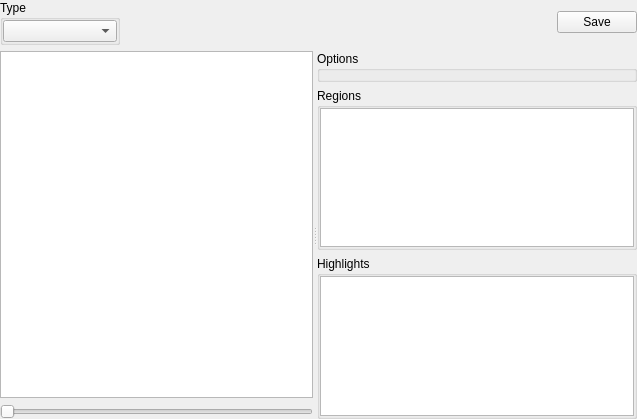
Before: the Qt Designer form xvisualizationwidget.ui in horsicq/XVisualizationWidget, drawn with Qt 5.
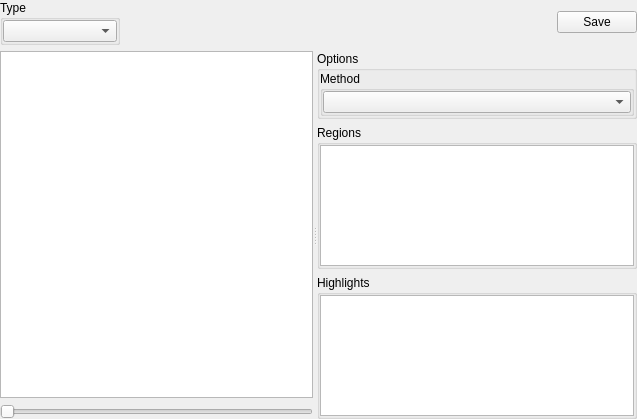
After: the same form once the commit is applied.

What changed in the file:
```diff
--- a/xvisualizationwidget.ui
+++ b/xvisualizationwidget.ui
@@ -85,7 +85,7 @@
      <property name="orientation">
       <enum>Qt::Horizontal</enum>
      </property>
-     <widget class="QWidget" name="">
+     <widget class="QWidget" name="layoutWidget">
       <layout class="QVBoxLayout" name="verticalLayout_3">
        <item>
         <widget class="QGraphicsView" name="graphicsViewResult">
@@ -106,13 +106,57 @@
        </item>
       </layout>
      </widget>
-     <widget class="QWidget" name="">
+     <widget class="QWidget" name="layoutWidget">
       <layout class="QVBoxLayout" name="verticalLayout_2">
        <item>
         <widget class="QGroupBox" name="groupBoxOptions">
          <property name="title">
           <string>Options</string>
          </property>
+         <layout class="QVBoxLayout" name="verticalLayout_8">
+          <property name="leftMargin">
+           <number>0</number>
+          </property>
+          <property name="topMargin">
+           <number>0</number>
+          </property>
+          <property name="rightMargin">
+           <number>0</number>
+          </property>
+          <property name="bottomMargin">
+           <number>0</number>
+          </property>
+          <item>
+           <widget class="QGroupBox" name="groupBoxMethod">
+            <property name="minimumSize">
+             <size>
+              <width>120</width>
+              <height>0</height>
+             </size>
+            </property>
+            <property name="title">
+             <string>Method</string>
+            </property>
+            <layout class="QVBoxLayout" name="verticalLayout_7">
+             <property name="leftMargin">
+              <number>0</number>
+             </property>
+             <property name="topMargin">
+              <number>0</number>
+             </property>
+             <property name="rightMargin">
+              <number>0</number>
+             </property>
+             <property name="bottomMargin">
+              <number>0</number>
+             </property>
+             <item>
+              <widget class="QComboBox" name="comboBoxMethod"/>
+             </item>
+            </layout>
+           </widget>
+          </item>
+         </layout>
         </widget>
        </item>
        <item>
```
